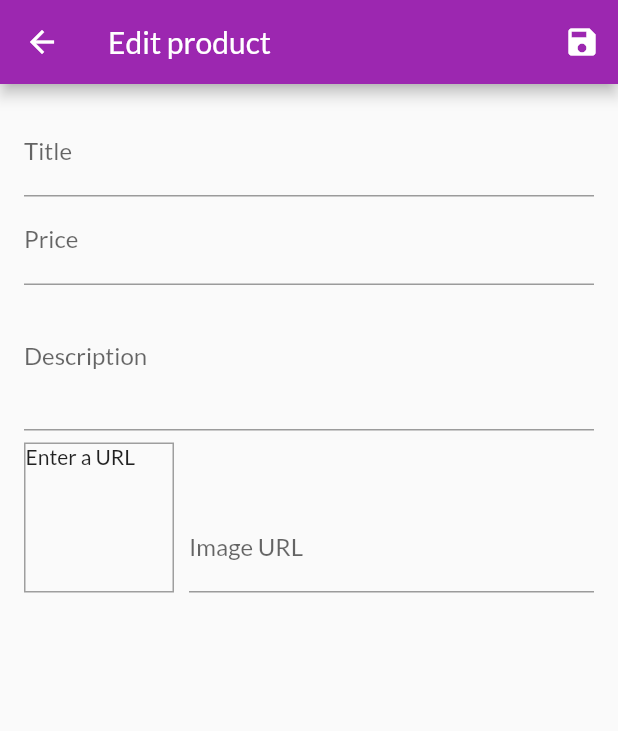
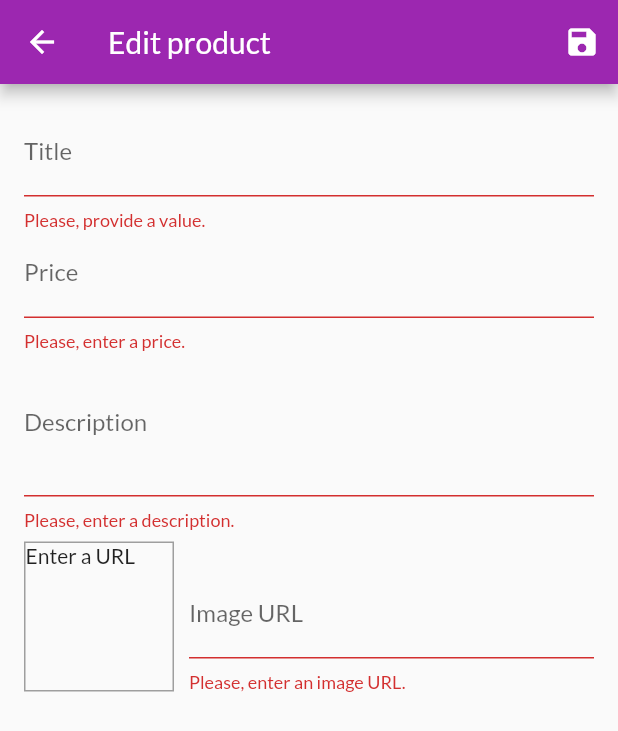
Before and after one commit to LucaBrembilla/flutter_shop_application, a Flutter app: the EditProductScreen screen opened by its route, after a tap on the "save" icon, on a phone screen of 412 x 824 dp. Shown: the top 731 px of the screen. Run offline on Flutter 3.47's test engine with Material 2 defaults, Android fonts, the phone set to English and light mode, and no system bars; our stand-ins replace badges; network calls fail.

Commit message:
Added the logic to add a new Product
Update the addProduct function of the Products provider.

Update the button to save the new product.

```diff
--- a/lib/screens/edit_product_screen.dart
+++ b/lib/screens/edit_product_screen.dart
@@ -1,6 +1,8 @@
 import 'package:flutter/material.dart';
+import 'package:provider/provider.dart';
 
 import '../providers/product.dart';
+import '../providers/products.dart';
 
 class EditProductScreen extends StatefulWidget {
   static const routeName = "edit-product";
@@ -26,16 +28,23 @@ class _EditProductScreenState extends State<EditProductScreen> {
 
   void _updateImageUrl() {
     if (!_imageUrlFocusNode.hasFocus) {
+      if (_imageUrlController.text.isEmpty ||
+          (!_imageUrlController.text.startsWith("http") &&
+              !_imageUrlController.text.startsWith("https")) ||
+          (!_imageUrlController.text.endsWith("jpg") &&
+              !_imageUrlController.text.endsWith("png") &&
+              !_imageUrlController.text.endsWith("jpeg"))) return;
       setState(() {});
     }
   }
 
   void _saveForm() {
+    final isValid = _form.currentState!.validate();
+    if (!isValid) {
+      return;
+    }
     _form.currentState!.save();
-    print(_editedProduct.title);
-    print(_editedProduct.price);
-    print(_editedProduct.description);
-    print(_editedProduct.imageUrl);
+    Provider.of<Products>(context, listen: false).addProduct(_editedProduct);
   }
 
   @override
@@ -77,8 +86,9 @@ class _EditProductScreenState extends State<EditProductScreen> {
                   labelText: "Title",
                 ),
                 textInputAction: TextInputAction.next,
-                onFieldSubmitted: (_) =>
-                    FocusScope.of(context).requestFocus(_priceFocusNode),
+                onFieldSubmitted: (_) {
+                  return FocusScope.of(context).requestFocus(_priceFocusNode);
+                },
                 onSaved: (newValue) => _editedProduct = Product(
                   title: newValue!,
                   price: _editedProduct.price,
@@ -86,6 +96,10 @@ class _EditProductScreenState extends State<EditProductScreen> {
                   id: _editedProduct.id,
                   imageUrl: _editedProduct.imageUrl,
                 ),
+                validator: (value) {
+                  if (value!.isEmpty) return "Please, provide a value.";
+                  return null;
+                },
               ),
               TextFormField(
                 decoration: const InputDecoration(
@@ -94,8 +108,9 @@ class _EditProductScreenState extends State<EditProductScreen> {
                 textInputAction: TextInputAction.next,
                 keyboardType: TextInputType.number,
                 focusNode: _priceFocusNode,
-                onFieldSubmitted: (_) =>
-                    FocusScope.of(context).requestFocus(_descritpionFocusNode),
+                onFieldSubmitted: (_) {
+                  FocusScope.of(context).requestFocus(_descritpionFocusNode);
+                },
                 onSaved: (newValue) => _editedProduct = Product(
                   title: _editedProduct.title,
                   price: double.parse(newValue!),
@@ -103,6 +118,16 @@ class _EditProductScreenState extends State<EditProductScreen> {
                   id: _editedProduct.id,
                   imageUrl: _editedProduct.imageUrl,
                 ),
+                validator: (value) {
+                  if (value!.isEmpty) return "Please, enter a price.";
+                  if (double.tryParse(value) == null) {
+                    return "Please, enter a valid number.";
+                  }
+                  if (double.parse(value) <= 0) {
+                    return "Please, enter a number greater than 0";
+                  }
+                  return null;
+                },
               ),
               TextFormField(
                 decoration: const InputDecoration(
@@ -118,6 +143,10 @@ class _EditProductScreenState extends State<EditProductScreen> {
                   id: _editedProduct.id,
                   imageUrl: _editedProduct.imageUrl,
                 ),
+                validator: (value) {
+                  if (value!.isEmpty) return "Please, enter a description.";
+                  return null;
+                },
               ),
               Row(
                 crossAxisAlignment: CrossAxisAlignment.end,
@@ -158,6 +187,21 @@ class _EditProductScreenState extends State<EditProductScreen> {
                         id: _editedProduct.id,
                         imageUrl: newValue!,
                       ),
+                      validator: (value) {
+                        if (value!.isEmpty) {
+                          return "Please, enter an image URL.";
+                        }
+                        if (!value.startsWith("http") &&
+                            !value.startsWith("https")) {
+                          return "Please, enter a valid URL.";
+                        }
+                        if (!value.endsWith("jpg") &&
+                            !value.endsWith("png") &&
+                            !value.endsWith("jpeg")) {
+                          return "Please, enter a valid image URL.";
+                        }
+                        return null;
+                      },
                     ),
                   ),
                 ],
```
Also changed, not shown: lib/providers/products.dart (+9 -2 lines).
